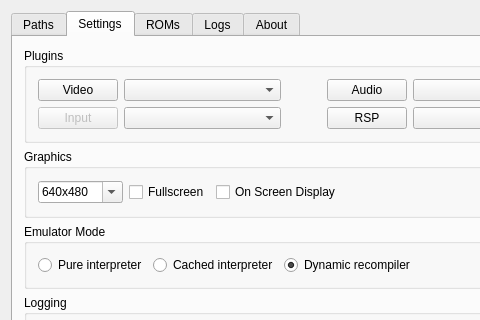
First picture: the form in branches/m64pplib/mainwindow.ui, repository ZachBacon/cutempen, before the edit; both pictures show x 0 to 480 and y 0 to 320 of the 608 by 436 pixel window.
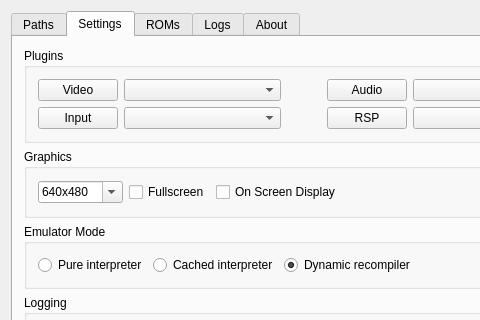
Second picture: the form after the edit. The open tabs and pages were chosen to show the change.

Commit message: - Ported input dialog to new config API and enabled it.   Only allows to see raw values for now, and changes are not saved.

```diff
--- a/branches/m64pplib/mainwindow.ui
+++ b/branches/m64pplib/mainwindow.ui
@@ -269,7 +269,7 @@
                  <item row="1" column="0">
                   <widget class="QPushButton" name="pb_Inp">
                    <property name="enabled">
-                    <bool>false</bool>
+                    <bool>true</bool>
                    </property>
                    <property name="toolTip">
                     <string>Input settings are not supported yet.</string>
```
The commit also changes 4 other files.
